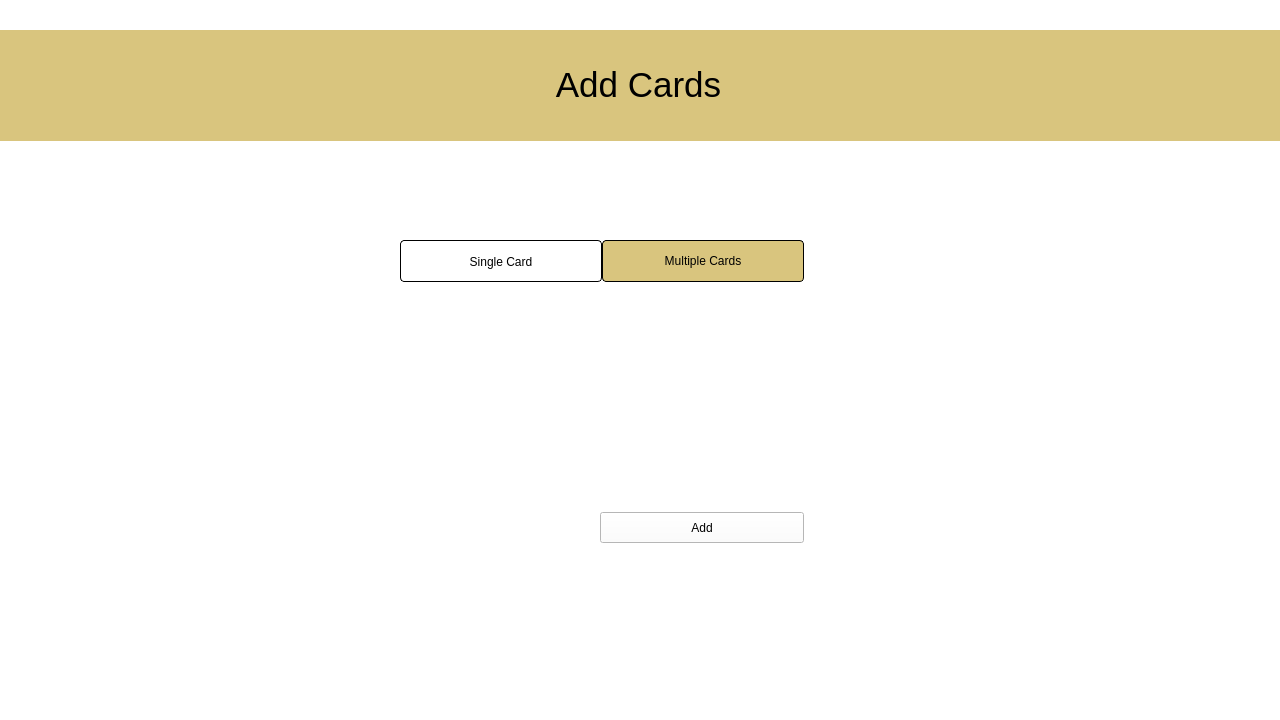
Before: the Qt Designer form addcard.ui in Scaryalet/CardVault, drawn with Qt 5.
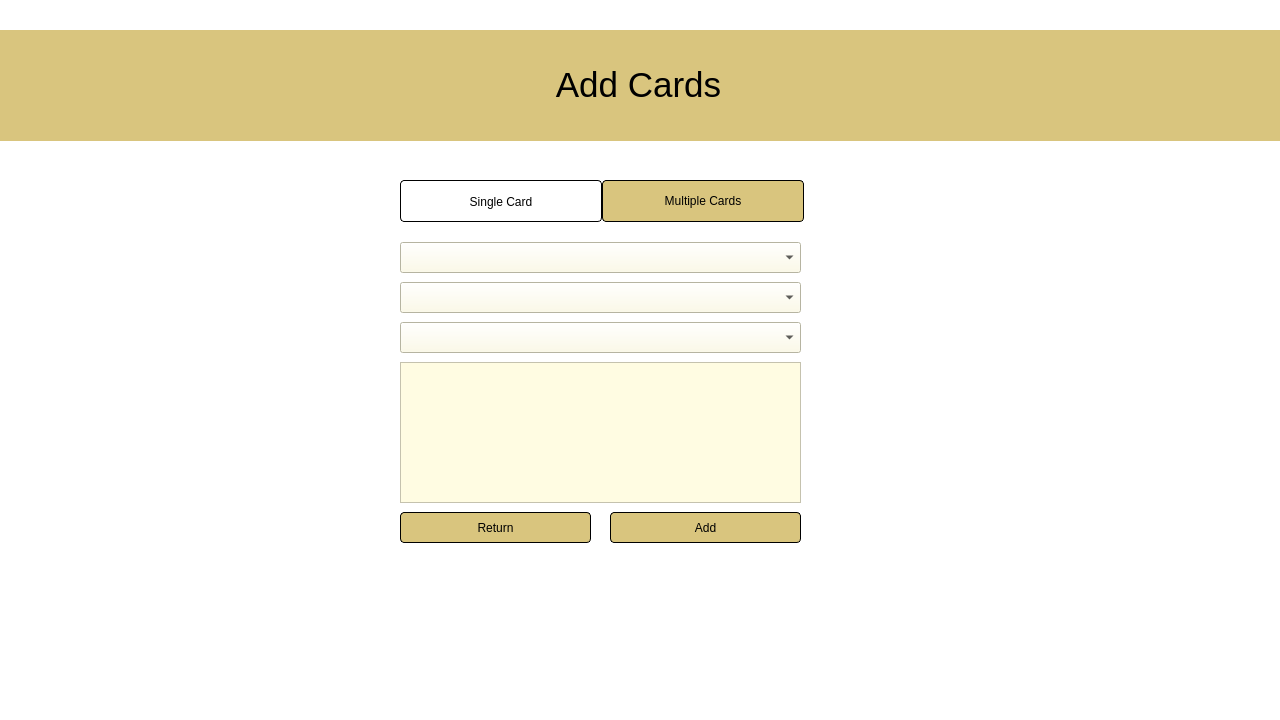
After: the same form once the commit is applied. The open tabs and pages were chosen to show the change. Icons and pictures are not drawn.

Patch:
```diff
--- a/addcard.ui
+++ b/addcard.ui
@@ -82,9 +82,9 @@
     <property name="geometry">
      <rect>
       <x>400</x>
-      <y>240</y>
+      <y>180</y>
       <width>411</width>
-      <height>311</height>
+      <height>371</height>
      </rect>
     </property>
     <property name="styleSheet">
@@ -203,37 +203,214 @@
        <string>Franchise</string>
       </property>
      </widget>
+     <widget class="QPushButton" name="pushButton">
+      <property name="geometry">
+       <rect>
+        <x>310</x>
+        <y>250</y>
+        <width>91</width>
+        <height>31</height>
+       </rect>
+      </property>
+      <property name="font">
+       <font>
+        <family>Bahnschrift</family>
+        <pointsize>10</pointsize>
+       </font>
+      </property>
+      <property name="styleSheet">
+       <string notr="true">border: 1px solid black;
+border-radius: 5;
+color: black;
+background-color: rgb(217, 197, 126);
+
+QPushButton::hover {
+	
+	background-color: rgb(255, 85, 255);
+}</string>
+      </property>
+      <property name="text">
+       <string>Add</string>
+      </property>
+     </widget>
+     <widget class="QPushButton" name="returnButtonSingle">
+      <property name="geometry">
+       <rect>
+        <x>200</x>
+        <y>250</y>
+        <width>91</width>
+        <height>31</height>
+       </rect>
+      </property>
+      <property name="font">
+       <font>
+        <family>Bahnschrift</family>
+        <pointsize>10</pointsize>
+       </font>
+      </property>
+      <property name="styleSheet">
+       <string notr="true">border: 1px solid black;
+border-radius: 5;
+color: black;
+background-color: rgb(217, 197, 126);
+
+QPushButton::hover {
+	
+	background-color: rgb(255, 85, 255);
+}</string>
+      </property>
+      <property name="text">
+       <string>Return</string>
+      </property>
+     </widget>
     </widget>
     <widget class="QWidget" name="tab_2">
      <attribute name="title">
       <string>Multiple Cards</string>
      </attribute>
+     <widget class="QComboBox" name="comboBox">
+      <property name="geometry">
+       <rect>
+        <x>0</x>
+        <y>20</y>
+        <width>401</width>
+        <height>31</height>
+       </rect>
+      </property>
+      <property name="font">
+       <font>
+        <family>Bahnschrift Light</family>
+        <pointsize>10</pointsize>
+       </font>
+      </property>
+      <property name="styleSheet">
+       <string notr="true">background-color: rgb(255, 252, 226);</string>
+      </property>
+      <property name="placeholderText">
+       <string>Franchise</string>
+      </property>
+     </widget>
+     <widget class="QComboBox" name="comboBox_2">
+      <property name="geometry">
+       <rect>
+        <x>0</x>
+        <y>60</y>
+        <width>401</width>
+        <height>31</height>
+       </rect>
+      </property>
+      <property name="font">
+       <font>
+        <family>Bahnschrift Light</family>
+        <pointsize>10</pointsize>
+       </font>
+      </property>
+      <property name="styleSheet">
+       <string notr="true">background-color: rgb(255, 252, 226);</string>
+      </property>
+      <property name="placeholderText">
+       <string>Set</string>
+      </property>
+     </widget>
+     <widget class="QComboBox" name="comboBox_3">
+      <property name="geometry">
+       <rect>
+        <x>0</x>
+        <y>100</y>
+        <width>401</width>
+        <height>31</height>
+       </rect>
+      </property>
+      <property name="font">
+       <font>
+        <family>Bahnschrift Light</family>
+        <pointsize>10</pointsize>
+       </font>
+      </property>
+      <property name="styleSheet">
+       <string notr="true">background-color: rgb(255, 252, 226);</string>
+      </property>
+      <property name="placeholderText">
+       <string>Number</string>
+      </property>
+     </widget>
+     <widget class="QPushButton" name="returnButtonMultiple">
+      <property name="geometry">
+       <rect>
+        <x>0</x>
+        <y>290</y>
+        <width>191</width>
+        <height>31</height>
+       </rect>
+      </property>
+      <property name="styleSheet">
+       <string notr="true">border: 1px solid black;
+border-radius: 5;
+color: black;
+background-color: rgb(217, 197, 126);
+
+QPushButton::hover {
+	
+	background-color: rgb(255, 85, 255);
+}</string>
+      </property>
+      <property name="text">
+       <string>Return</string>
+      </property>
+     </widget>
+     <widget class="QPushButton" name="pushButton_4">
+      <property name="geometry">
+       <rect>
+        <x>210</x>
+        <y>290</y>
+        <width>191</width>
+        <height>31</height>
+       </rect>
+      </property>
+      <property name="styleSheet">
+       <string notr="true">border: 1px solid black;
+border-radius: 5;
+color: black;
+background-color: rgb(217, 197, 126);
+
+QPushButton::hover {
+	
+	background-color: rgb(255, 85, 255);
+}</string>
+      </property>
+      <property name="text">
+       <string>Add</string>
+      </property>
+     </widget>
+     <widget class="QScrollArea" name="scrollArea">
+      <property name="geometry">
+       <rect>
+        <x>0</x>
+        <y>140</y>
+        <width>401</width>
+        <height>141</height>
+       </rect>
+      </property>
+      <property name="styleSheet">
+       <string notr="true">background-color: rgb(255, 252, 226);
+border-color: rgb(184, 179, 132);</string>
+      </property>
+      <property name="widgetResizable">
+       <bool>true</bool>
+      </property>
+      <widget class="QWidget" name="scrollAreaWidgetContents">
+       <property name="geometry">
+        <rect>
+         <x>0</x>
+         <y>0</y>
+         <width>399</width>
+         <height>139</height>
+        </rect>
+       </property>
+      </widget>
+     </widget>
     </widget>
    </widget>
-   <widget class="QPushButton" name="pushButton">
-    <property name="geometry">
-     <rect>
-      <x>600</x>
-      <y>512</y>
-      <width>204</width>
-      <height>31</height>
-     </rect>
-    </property>
-    <property name="styleSheet">
-     <string notr="true">border: 1px solid black;
-border-radius: 5;
-color: black;
-background-color: rgb(217, 197, 126);
-
-QPushButton::hover {
-	
-	background-color: rgb(255, 85, 255);
-}</string>
-    </property>
-    <property name="text">
-     <string>Add</string>
-    </property>
-   </widget>
   </widget>
  </widget>
  <resources/>
```
Left out of the diff: 50 changed lines with no effect on the pictures.
